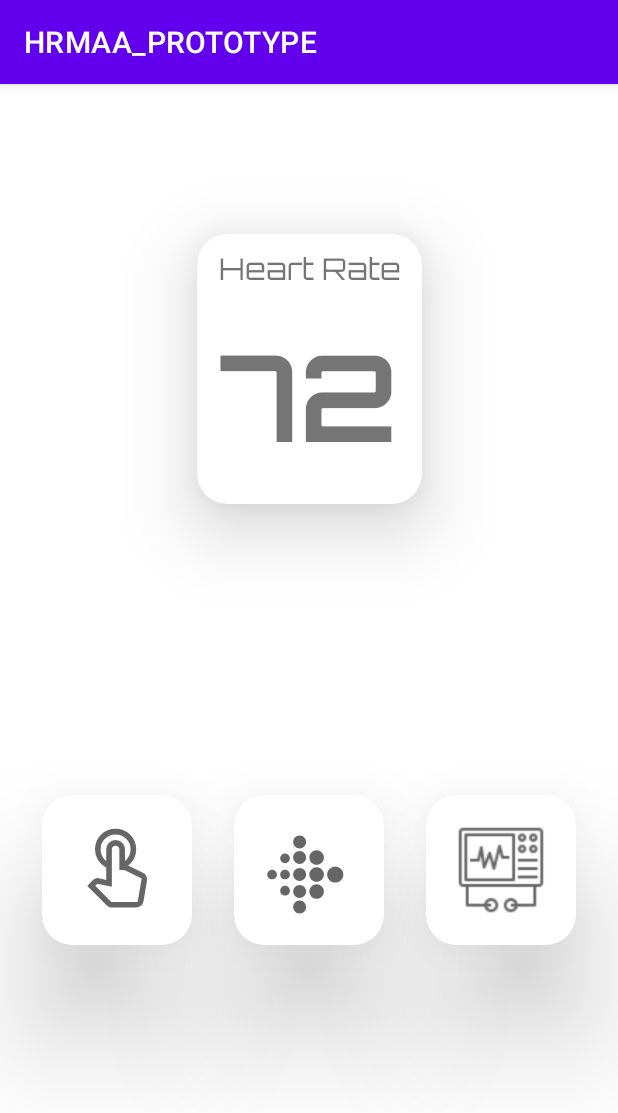
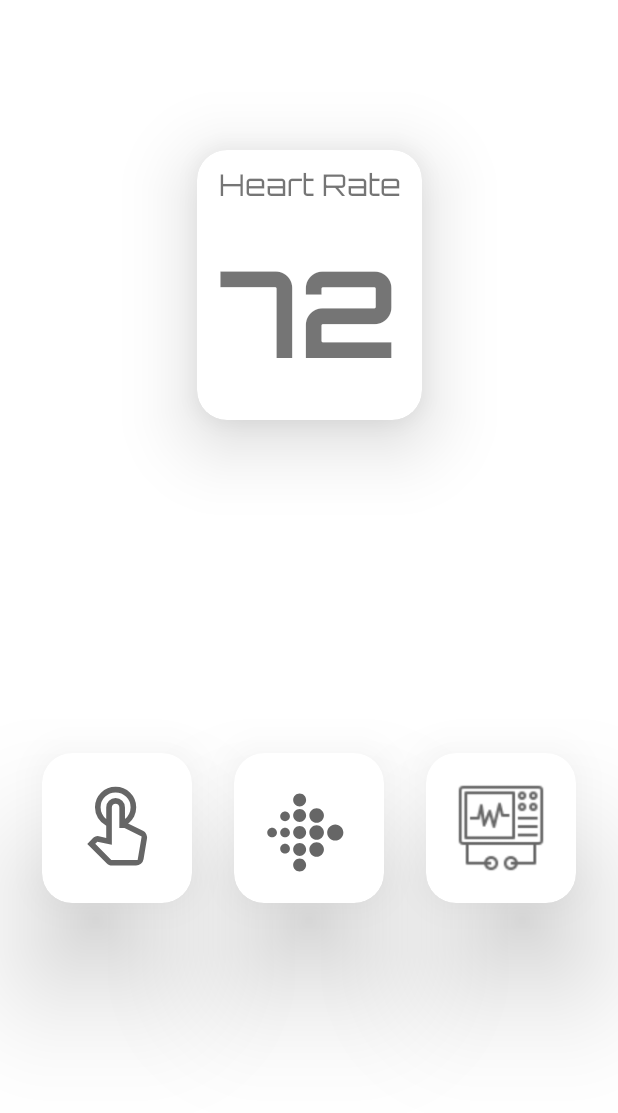
Before and after one commit to Devsoc-BPGC/HRMAA-Prototype, an Android app: the screen it shows after launch (MainActivity), on a phone screen of 412 x 824 dp. Shown: the top 1113 px of the screen. Run offline under Robolectric (Android 15) with nearby library versions, the phone set to English and light mode, and no system bars; our stand-ins replace data binding.

Commit message:
UI removed action bar

```diff
--- a/app/src/main/res/values/themes.xml
+++ b/app/src/main/res/values/themes.xml
@@ -1,6 +1,6 @@
 <resources xmlns:tools="http://schemas.android.com/tools">
     <!-- Base application theme. -->
-    <style name="Theme.HRMAA_PROTOTYPE" parent="Theme.MaterialComponents.DayNight.DarkActionBar">
+    <style name="Theme.HRMAA_PROTOTYPE" parent="Theme.MaterialComponents.DayNight.NoActionBar">
         <!-- Primary brand color. -->
         <item name="colorPrimary">@color/purple_500</item>
         <item name="colorPrimaryVariant">@color/purple_700</item>
```
